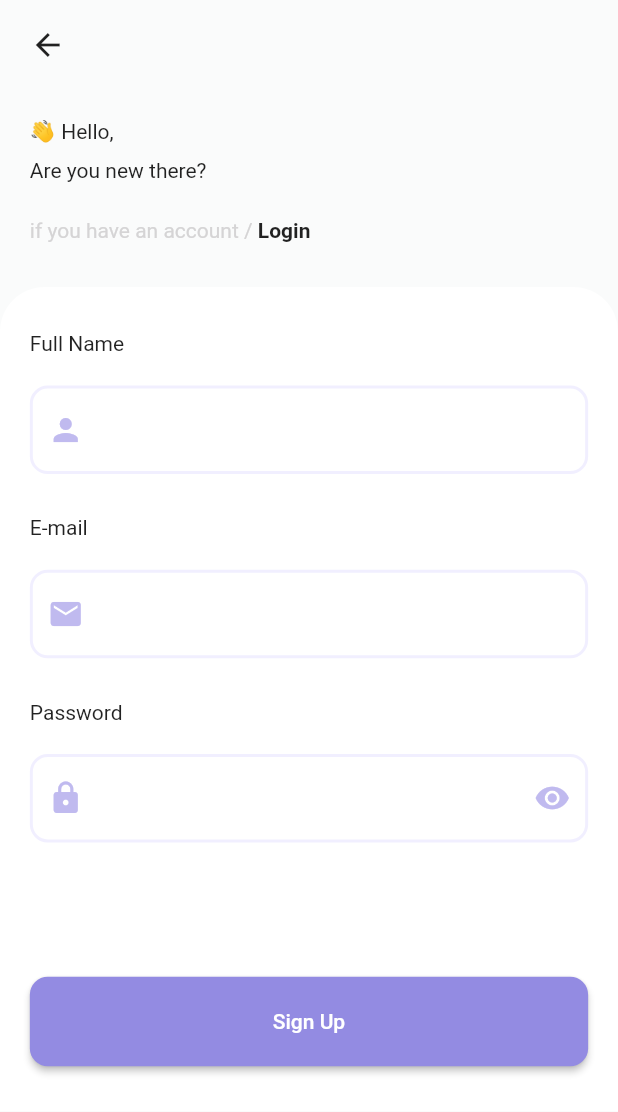
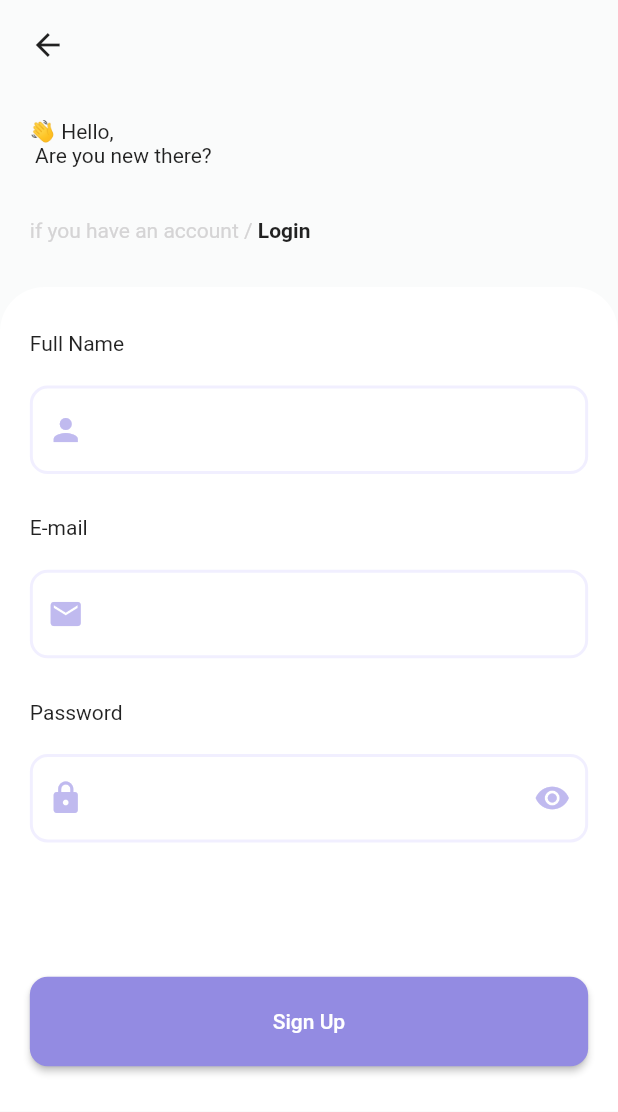
Before and after one commit to davidfffelix/desafio_3, a Flutter app: the screen it shows after launch, on a phone screen of 412 x 824 dp. Shown: the top 1112 px of the screen. Run offline on Flutter 3.47's test engine with Material 2 defaults, Android fonts, the phone set to English and light mode, and no system bars.

Commit message:
Adjust component

```diff
--- a/lib/components/header_widget.dart
+++ b/lib/components/header_widget.dart
@@ -6,12 +6,10 @@ class HeaderWidget extends StatelessWidget {
     Key? key,
     required this.firstRow,
     required this.secondRow,
-    required this.thirdRow,
   }) : super(key: key);
 
   final String firstRow;
-  final String secondRow;
-  final Widget thirdRow;
+  final Widget secondRow;
 
   @override
   Widget build(BuildContext context) {
@@ -29,15 +27,17 @@ class HeaderWidget extends StatelessWidget {
           child: Column(
             crossAxisAlignment: CrossAxisAlignment.start,
             children: [
-              Text(firstRow),
+              Text(
+                firstRow,
+              ),
               SizedBox(
                 height: Responsivity.automatic(10, mediaQueryData),
               ),
-              Text(secondRow),
+              // Text(secondRow),
               SizedBox(
                 height: Responsivity.automatic(24, mediaQueryData),
               ),
-              thirdRow,
+              secondRow,
             ],
           ),
         ),
--- a/lib/home/home_page.dart
+++ b/lib/home/home_page.dart
@@ -10,7 +10,8 @@ class HomePage extends StatelessWidget {
 
   @override
   Widget build(BuildContext context) {
-    return Scaffold(
+    return SafeArea(
+      child: Scaffold(
         backgroundColor: const Color(0xffFAFBFB),
         appBar: AppBarWidget(
           appBarColor: const Color(0xffFAFBFB),
@@ -32,9 +33,8 @@ class HomePage extends StatelessWidget {
             crossAxisAlignment: CrossAxisAlignment.start,
             children: [
               HeaderWidget(
-              firstRow: '👋 Hello,',
-              secondRow: 'Are you new there?',
-              thirdRow: Row(
+                firstRow: '👋 Hello, \n Are you new there?',
+                secondRow: Row(
                   children: [
                     const Text(
                       'if you have an account /',
@@ -69,6 +69,7 @@ class HomePage extends StatelessWidget {
             ],
           ),
         ),
+      ),
     );
   }
 }
```
Also changed, not shown: lib/login_page/bottom_login_widget.dart (deleted, +0 -30 lines), lib/login_page/login_page.dart (+8 -3 lines). Lines whose indentation alone changed are shown as unchanged.
